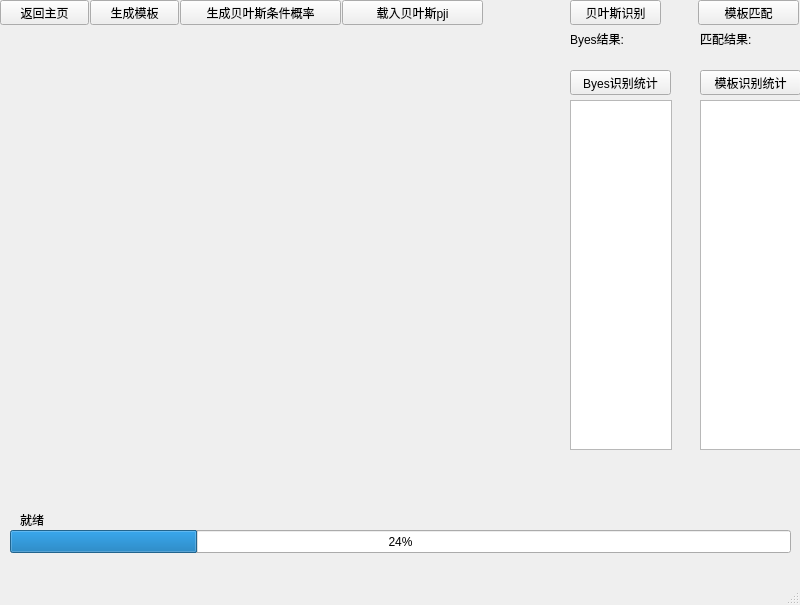
Before: the Qt Designer form ui/numdetwindow.ui in wxxhub/machine_view, drawn with Qt 5.
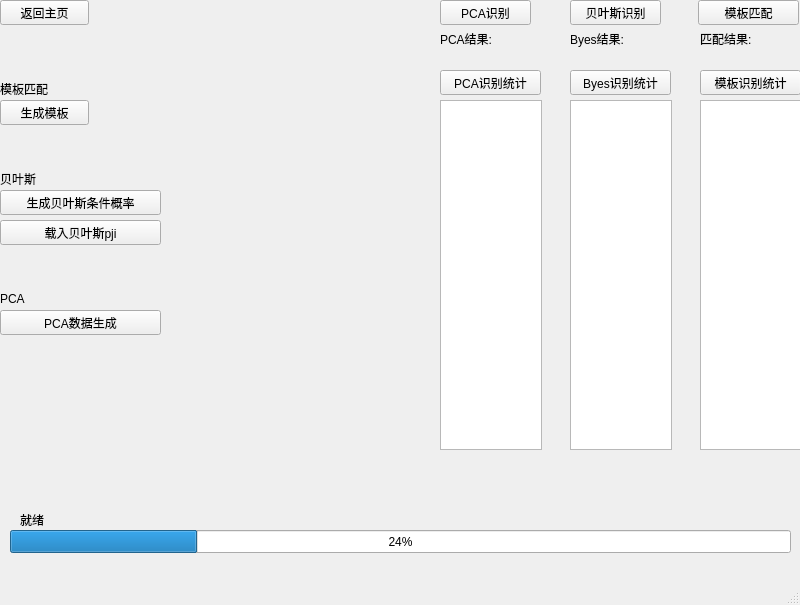
After: the same form once the commit is applied.

Patch:
```diff
--- a/ui/numdetwindow.ui
+++ b/ui/numdetwindow.ui
@@ -42,8 +42,8 @@
    <widget class="QPushButton" name="createTemplate">
     <property name="geometry">
      <rect>
-      <x>90</x>
-      <y>0</y>
+      <x>0</x>
+      <y>100</y>
       <width>89</width>
       <height>25</height>
      </rect>
@@ -136,9 +136,9 @@
    <widget class="QLabel" name="matchBackgroud">
     <property name="geometry">
      <rect>
-      <x>566</x>
+      <x>436</x>
       <y>0</y>
-      <width>231</width>
+      <width>361</width>
       <height>501</height>
      </rect>
     </property>
@@ -149,8 +149,8 @@
    <widget class="QPushButton" name="createBayesTemplate">
     <property name="geometry">
      <rect>
-      <x>180</x>
-      <y>0</y>
+      <x>0</x>
+      <y>190</y>
       <width>161</width>
       <height>25</height>
      </rect>
@@ -217,9 +217,9 @@
    <widget class="QPushButton" name="reloadPJI">
     <property name="geometry">
      <rect>
-      <x>342</x>
-      <y>0</y>
-      <width>141</width>
+      <x>0</x>
+      <y>220</y>
+      <width>161</width>
       <height>25</height>
      </rect>
     </property>
@@ -227,6 +227,113 @@
      <string>载入贝叶斯pji</string>
     </property>
    </widget>
+   <widget class="QLabel" name="label">
+    <property name="geometry">
+     <rect>
+      <x>0</x>
+      <y>170</y>
+      <width>67</width>
+      <height>17</height>
+     </rect>
+    </property>
+    <property name="text">
+     <string>贝叶斯</string>
+    </property>
+   </widget>
+   <widget class="QLabel" name="label_2">
+    <property name="geometry">
+     <rect>
+      <x>0</x>
+      <y>80</y>
+      <width>67</width>
+      <height>17</height>
+     </rect>
+    </property>
+    <property name="text">
+     <string>模板匹配</string>
+    </property>
+   </widget>
+   <widget class="QLabel" name="label_3">
+    <property name="geometry">
+     <rect>
+      <x>0</x>
+      <y>290</y>
+      <width>67</width>
+      <height>17</height>
+     </rect>
+    </property>
+    <property name="text">
+     <string>PCA</string>
+    </property>
+   </widget>
+   <widget class="QPushButton" name="createPCA">
+    <property name="geometry">
+     <rect>
+      <x>0</x>
+      <y>310</y>
+      <width>161</width>
+      <height>25</height>
+     </rect>
+    </property>
+    <property name="text">
+     <string>PCA数据生成</string>
+    </property>
+   </widget>
+   <widget class="QTableView" name="PCAResultTable">
+    <property name="geometry">
+     <rect>
+      <x>440</x>
+      <y>100</y>
+      <width>102</width>
+      <height>350</height>
+     </rect>
+    </property>
+    <property name="iconSize">
+     <size>
+      <width>2</width>
+      <height>11</height>
+     </size>
+    </property>
+   </widget>
+   <widget class="QLabel" name="PCAResult">
+    <property name="geometry">
+     <rect>
+      <x>440</x>
+      <y>30</y>
+      <width>111</width>
+      <height>17</height>
+     </rect>
+    </property>
+    <property name="text">
+     <string>PCA结果:</string>
+    </property>
+   </widget>
+   <widget class="QPushButton" name="PCADetec">
+    <property name="geometry">
+     <rect>
+      <x>440</x>
+      <y>0</y>
+      <width>91</width>
+      <height>25</height>
+     </rect>
+    </property>
+    <property name="text">
+     <string>PCA识别</string>
+    </property>
+   </widget>
+   <widget class="QPushButton" name="PCAMatchStatistics">
+    <property name="geometry">
+     <rect>
+      <x>440</x>
+      <y>70</y>
+      <width>101</width>
+      <height>25</height>
+     </rect>
+    </property>
+    <property name="text">
+     <string>PCA识别统计</string>
+    </property>
+   </widget>
    <zorder>matchBackgroud</zorder>
    <zorder>returnMain</zorder>
    <zorder>createTemplate</zorder>
```
Left out of the diff: 8 changed lines with no effect on the pictures.
